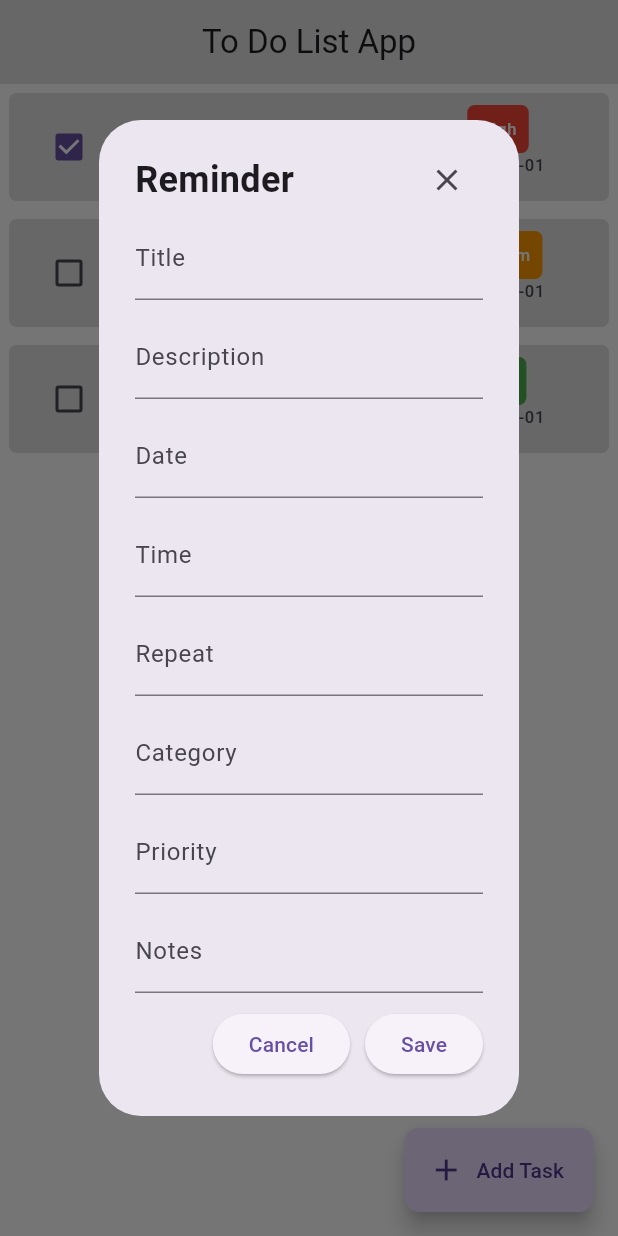
After one commit to mazam5/TodoList-GetX-Hive, a Flutter app: the screen it shows after launch, after a tap on the "add alert" icon, on a phone screen of 412 x 824 dp. The commit adds this screen. Run offline on Flutter 3.47's test engine with Material 3 defaults, Android fonts, the phone set to English and light mode, and no system bars; our stand-ins replace get, hive, hive_flutter; accounts and stored records are empty.

Commit message:
updated widgets

```diff
--- a/lib/controller/task_controller.dart
+++ b/lib/controller/task_controller.dart
@@ -13,14 +13,14 @@ class TaskController extends GetxController {
   }
 
   final RxList<Task> _taskList = <Task>[].obs;
+  RxString priority = ''.obs;
+  late RxString dueDate = DateTime.now().toIso8601String().obs;
 
   List<Task> get taskList => _taskList;
 
   final TextEditingController titleController = TextEditingController();
   final TextEditingController descriptionController = TextEditingController();
   bool completed = false;
-  DateTime dueDate = DateTime.now();
-  String priority = '';
   bool isEditing = false;
 
   @override
@@ -78,8 +78,10 @@ class TaskController extends GetxController {
       title: titleController.text,
       description: descriptionController.text,
       completed: completed,
-      priority: priority,
-      dueDate: dueDate,
+      priority: priority.string,
+      dueDate: dueDate.value.toString().isNotEmpty
+          ? DateTime.parse(dueDate.value)
+          : DateTime.now(),
       createdAt: DateTime.now(),
     );
     clearFields();
@@ -102,8 +104,8 @@ class TaskController extends GetxController {
       titleController.text = task.title;
       descriptionController.text = task.description;
       completed = task.completed;
-      dueDate = task.dueDate;
-      priority = task.priority;
+      dueDate = task.dueDate.toIso8601String().obs;
+      priority = task.priority.toString().obs;
     } else {
       isEditing = false;
       Get.showSnackbar(
@@ -124,8 +126,10 @@ class TaskController extends GetxController {
         title: titleController.text,
         description: descriptionController.text,
         completed: completed,
-        priority: priority,
-        dueDate: dueDate,
+        priority: priority.string,
+        dueDate: dueDate.value.toString().isNotEmpty
+            ? DateTime.parse(dueDate.value)
+            : DateTime.now(),
         createdAt: task.createdAt,
       );
       _myBox.put(id, updatedTask);
@@ -189,8 +193,8 @@ class TaskController extends GetxController {
     titleController.clear();
     descriptionController.clear();
     completed = false;
-    dueDate = DateTime.now();
-    priority = '';
+    dueDate = ''.obs;
+    priority = ''.obs;
     isEditing = false;
   }
 }
--- a/lib/main.dart
+++ b/lib/main.dart
@@ -10,7 +10,6 @@ void main() async {
   await Hive.initFlutter();
   Hive.registerAdapter(TaskAdapter());
   final tasksHive = await Hive.openBox<Task>('tasks');
-  print(tasksHive.values);
   runApp(const MyApp());
 }
 
@@ -23,6 +22,7 @@ class MyApp extends StatelessWidget {
       debugShowCheckedModeBanner: false,
       theme: ThemeData(
         primarySwatch: Colors.blue,
+        useMaterial3: true,
       ),
       title: 'Todo List App',
       home: MainScreen(),
--- a/lib/view/tasks_screen.dart
+++ b/lib/view/tasks_screen.dart
@@ -1,9 +1,10 @@
 import 'package:flutter/material.dart';
 import 'package:get/get.dart';
 import 'package:todo_list_app/controller/task_controller.dart';
-import 'package:todo_list_app/model/task_model.dart';
+import 'package:todo_list_app/widgets/add_reminder.dart';
+import 'package:todo_list_app/widgets/delete_dialog.dart';
 
-import 'add_edit_widget.dart';
+import '../widgets/add_edit_widget.dart';
 
 class MainScreen extends StatelessWidget {
   MainScreen({super.key});
@@ -117,7 +118,6 @@ class MainScreen extends StatelessWidget {
                           ),
                         ),
                         child: ListTile(
-                          contentPadding: const EdgeInsets.all(10),
                           leading: Checkbox(
                             key: ValueKey(todo.id),
                             value: todo.completed,
@@ -155,7 +155,24 @@ class MainScreen extends StatelessWidget {
                                   : TextDecoration.none,
                             ),
                           ),
-                          trailing: Column(
+                          trailing: Row(
+                            mainAxisAlignment: MainAxisAlignment.spaceBetween,
+                            mainAxisSize: MainAxisSize.min,
+                            children: [
+                              IconButton(
+                                onPressed: () {
+                                  showDialog(
+                                    context: context,
+                                    builder: (context) {
+                                      return const AddNotification();
+                                    },
+                                  );
+                                },
+                                icon: const Icon(Icons.add_alert_rounded),
+                              ),
+                              SizedBox(
+                                width: 100,
+                                child: Column(
                                   children: [
                                     Container(
                                       padding: const EdgeInsets.all(8),
@@ -165,10 +182,21 @@ class MainScreen extends StatelessWidget {
                                             : todo.priority == 'Medium'
                                                 ? Colors.orange
                                                 : Colors.green,
-                                    borderRadius: BorderRadius.circular(5.0),
+                                        borderRadius:
+                                            BorderRadius.circular(5.0),
                                       ),
-                                  child: Text(todo.priority)),
-                              Text(todo.dueDate.toString().substring(0, 10)),
+                                      child: Text(
+                                        todo.priority,
+                                        style: const TextStyle(
+                                            color: Colors.white),
+                                      ),
+                                    ),
+                                    Text(todo.dueDate
+                                        .toString()
+                                        .substring(0, 10)),
+                                  ],
+                                ),
+                              ),
                             ],
                           ),
                         ),
@@ -178,56 +206,29 @@ class MainScreen extends StatelessWidget {
                 },
               ),
       ),
-      floatingActionButton: FloatingActionButton(
+      floatingActionButtonAnimator: FloatingActionButtonAnimator.scaling,
+      floatingActionButton: FloatingActionButton.extended(
+        icon: const Icon(Icons.add),
+        label: const Text('Add Task'),
+        shape: RoundedRectangleBorder(
+          borderRadius: BorderRadius.circular(10),
+        ),
+        highlightElevation: 10,
         onPressed: () {
           showDialog(
             context: context,
             builder: (context) {
               controller.titleController.clear();
               controller.descriptionController.clear();
-              controller.priority = '';
-              controller.dueDate = DateTime.now();
+              controller.priority = ''.obs;
+              controller.dueDate = DateTime.now().toIso8601String().obs;
               return AddEditDialog(
                 id: 0,
               );
             },
           );
         },
-        child: const Icon(Icons.add),
       ),
     );
   }
 }
-
-class DeleteDialog extends StatelessWidget {
-  const DeleteDialog({
-    super.key,
-    required this.controller,
-    required this.todo,
-  });
-
-  final TaskController controller;
-  final Task todo;
-
-  @override
-  Widget build(BuildContext context) {
-    return AlertDialog(
-      title: const Text('Delete Todo?'),
-      content: const Text('Are you sure you want to delete this todo?'),
-      actions: [
-        TextButton(
-          onPressed: () {
-            Get.back();
-          },
-          child: const Text('Cancel'),
-        ),
-        TextButton(
-          onPressed: () {
-            controller.removeTask(todo.id);
-          },
-          child: const Text('Delete'),
-        ),
-      ],
-    );
-  }
-}
--- /dev/null
+++ b/lib/widgets/add_reminder.dart
@@ -0,0 +1,138 @@
+import 'package:flutter/material.dart';
+
+class AddNotification extends StatelessWidget {
+  const AddNotification({super.key});
+
+  @override
+  Widget build(BuildContext context) {
+    return AlertDialog(
+      content: Form(
+        key: GlobalKey<FormState>(),
+        child: Column(
+          crossAxisAlignment: CrossAxisAlignment.start,
+          mainAxisSize: MainAxisSize.min,
+          children: [
+            Row(
+              children: [
+                const Text(
+                  'Reminder',
+                  style: TextStyle(
+                    fontSize: 24,
+                    fontWeight: FontWeight.bold,
+                  ),
+                ),
+                const Spacer(),
+                IconButton(
+                  onPressed: () {
+                    Navigator.of(context).pop();
+                  },
+                  icon: const Icon(Icons.close),
+                ),
+              ],
+            ),
+            TextFormField(
+              key: const ValueKey('title'),
+              validator: (value) {
+                if (value!.isEmpty) {
+                  return 'Please enter a title';
+                }
+                return null;
+              },
+              textCapitalization: TextCapitalization.sentences,
+              onChanged: (value) => {
+                // print(value),
+              },
+              decoration: const InputDecoration(labelText: 'Title'),
+            ),
+            const SizedBox(height: 10),
+            TextFormField(
+              key: const ValueKey('description'),
+              textCapitalization: TextCapitalization.sentences,
+              minLines: 1,
+              maxLines: 5,
+              onChanged: (value) => {
+                // print(value),
+              },
+              decoration: const InputDecoration(labelText: 'Description'),
+            ),
+            const SizedBox(height: 10),
+            TextFormField(
+              key: const ValueKey('date'),
+              textCapitalization: TextCapitalization.sentences,
+              onChanged: (value) => {
+                // print(value),
+              },
+              decoration: const InputDecoration(labelText: 'Date'),
+            ),
+            const SizedBox(height: 10),
+            TextFormField(
+              key: const ValueKey('time'),
+              textCapitalization: TextCapitalization.sentences,
+              onChanged: (value) => {
+                // print(value),
+              },
+              decoration: const InputDecoration(labelText: 'Time'),
+            ),
+            const SizedBox(height: 10),
+            TextFormField(
+              key: const ValueKey('repeat'),
+              textCapitalization: TextCapitalization.sentences,
+              onChanged: (value) => {
+                // print(value),
+              },
+              decoration: const InputDecoration(labelText: 'Repeat'),
+            ),
+            const SizedBox(height: 10),
+            TextFormField(
+              key: const ValueKey('category'),
+              textCapitalization: TextCapitalization.sentences,
+              onChanged: (value) => {
+                // print(value),
+              },
+              decoration: const InputDecoration(labelText: 'Category'),
+            ),
+            const SizedBox(height: 10),
+            TextFormField(
+              key: const ValueKey('priority'),
+              textCapitalization: TextCapitalization.sentences,
+              onChanged: (value) => {
+                // print(value),
+              },
+              decoration: const InputDecoration(labelText: 'Priority'),
+            ),
+            const SizedBox(height: 10),
+            TextFormField(
+              key: const ValueKey('notes'),
+              textCapitalization: TextCapitalization.sentences,
+              minLines: 1,
+              maxLines: 5,
+              onChanged: (value) => {
+                // print(value),
+              },
+              decoration: const InputDecoration(labelText: 'Notes'),
+            ),
+            const SizedBox(height: 10),
+            Row(
+              mainAxisAlignment: MainAxisAlignment.end,
+              children: [
+                ElevatedButton(
+                  onPressed: () {
+                    Navigator.of(context).pop();
+                  },
+                  child: const Text('Cancel'),
+                ),
+                const SizedBox(width: 10),
+                ElevatedButton(
+                  onPressed: () {
+                    // print('Save');
+                  },
+                  child: const Text('Save'),
+                ),
+              ],
+            ),
+          ],
+        ),
+      ),
+    );
+  }
+}
--- a/pubspec.yaml
+++ b/pubspec.yaml
@@ -39,6 +39,7 @@ dependencies:
   iconsax: ^0.0.8
   hive: ^2.2.3
   hive_flutter: ^1.1.0
+  awesome_notifications: ^0.9.3+1
 dev_dependencies:
   flutter_test:
     sdk: flutter
```
Also changed, not shown: lib/widgets/add_edit_widget.dart (renamed from lib/view/add_edit_widget.dart, +5 -5 lines), lib/widgets/delete_dialog.dart (added, +39 -0 lines), pubspec.lock, 5 other files. Lines whose indentation alone changed are shown as unchanged.
